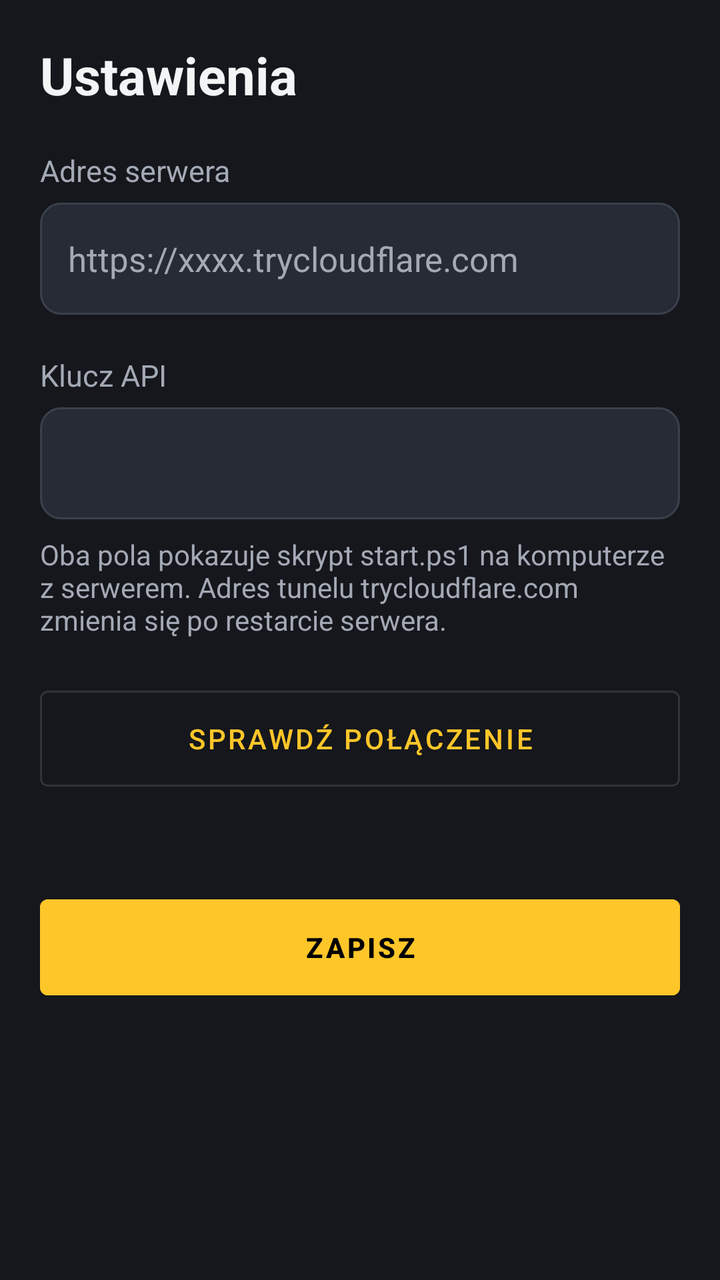
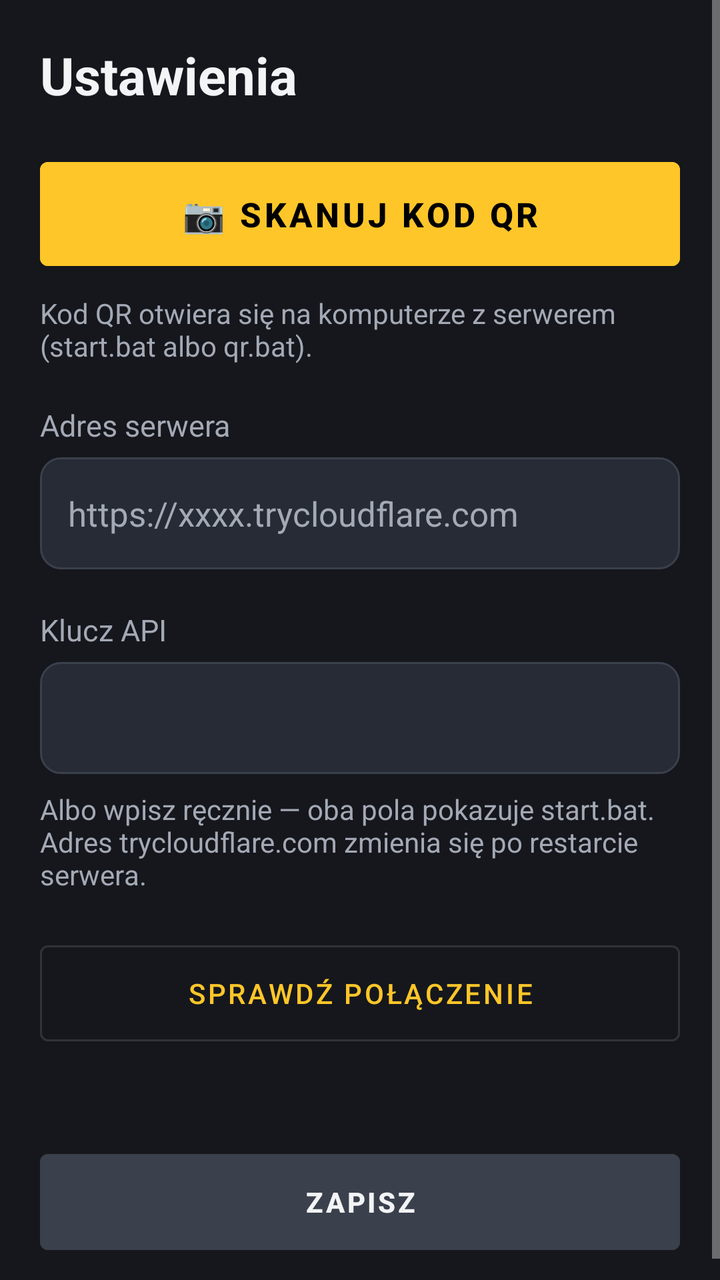

Before-and-after screenshots of an Android layout around one commit, followed by the original layout XML and the change that was made.
<!-- AndroidManifest.xml: application theme Theme.TaxiNav -->
<!-- res/layout/activity_settings.xml -->
<?xml version="1.0" encoding="utf-8"?>
<ScrollView xmlns:android="http://schemas.android.com/apk/res/android"
    android:layout_width="match_parent"
    android:layout_height="match_parent"
    android:background="@color/bg">

    <LinearLayout
        android:layout_width="match_parent"
        android:layout_height="wrap_content"
        android:orientation="vertical"
        android:padding="20dp">

        <TextView
            android:layout_width="wrap_content"
            android:layout_height="wrap_content"
            android:text="@string/settings"
            android:textColor="@color/text"
            android:textSize="26sp"
            android:textStyle="bold" />

        <TextView
            style="@style/Label"
            android:text="@string/server_url" />

        <EditText
            android:id="@+id/serverInput"
            style="@style/Field"
            android:hint="https://xxxx.trycloudflare.com"
            android:inputType="textUri" />

        <TextView
            style="@style/Label"
            android:text="@string/api_key" />

        <EditText
            android:id="@+id/keyInput"
            style="@style/Field"
            android:inputType="textVisiblePassword" />

        <TextView
            android:layout_width="match_parent"
            android:layout_height="wrap_content"
            android:layout_marginTop="8dp"
            android:text="@string/settings_hint"
            android:textColor="@color/text_secondary"
            android:textSize="14sp" />

        <com.google.android.material.button.MaterialButton
            android:id="@+id/testButton"
            style="@style/Widget.MaterialComponents.Button.OutlinedButton"
            android:layout_width="match_parent"
            android:layout_height="60dp"
            android:layout_marginTop="20dp"
            android:text="@string/test_connection" />

        <TextView
            android:id="@+id/testResult"
            android:layout_width="match_parent"
            android:layout_height="wrap_content"
            android:layout_marginTop="8dp"
            android:textColor="@color/text"
            android:textSize="15sp" />

        <com.google.android.material.button.MaterialButton
            android:id="@+id/saveButton"
            android:layout_width="match_parent"
            android:layout_height="60dp"
            android:layout_marginTop="16dp"
            android:backgroundTint="@color/accent"
            android:text="@string/save"
            android:textColor="@android:color/black"
            android:textStyle="bold" />
    </LinearLayout>
</ScrollView>
<!-- resources referenced by this layout -->
<resources>
  <color name="accent">#FFFFC629</color>
  <color name="bg">#FF15171C</color>
  <color name="text">#FFF3F4F6</color>
  <color name="text_secondary">#FFA3A9B5</color>
  <string name="api_key">Klucz API</string>
  <string name="save">Zapisz</string>
  <string name="server_url">Adres serwera</string>
  <string name="settings">Ustawienia</string>
  <string name="settings_hint">Oba pola pokazuje skrypt start.ps1 na komputerze z serwerem. Adres tunelu trycloudflare.com zmienia się po restarcie serwera.</string>
  <string name="test_connection">Sprawdź połączenie</string>
  <style name="Field">
          <item name="android:layout_width">match_parent</item>
          <item name="android:layout_height">56dp</item>
          <item name="android:layout_marginTop">6dp</item>
          <item name="android:background">@drawable/field</item>
          <item name="android:paddingStart">14dp</item>
          <item name="android:paddingEnd">14dp</item>
          <item name="android:textColor">@color/text</item>
          <item name="android:textColorHint">@color/text_secondary</item>
          <item name="android:textSize">17sp</item>
          <item name="android:singleLine">true</item>
      </style>
  <style name="Label">
          <item name="android:layout_width">wrap_content</item>
          <item name="android:layout_height">wrap_content</item>
          <item name="android:layout_marginTop">20dp</item>
          <item name="android:textColor">@color/text_secondary</item>
          <item name="android:textSize">15sp</item>
      </style>
  <style name="Theme.TaxiNav" parent="Theme.MaterialComponents.NoActionBar">
          <item name="colorPrimary">@color/accent</item>
          <item name="colorOnPrimary">@android:color/black</item>
          <item name="colorSecondary">@color/accent</item>
          <item name="android:windowBackground">@color/bg</item>
          <item name="android:statusBarColor">@color/bg</item>
          <item name="android:navigationBarColor">@color/bg</item>
      </style>
  <!-- drawable field (drawable) -->
  <?xml version="1.0" encoding="utf-8"?>
  <shape xmlns:android="http://schemas.android.com/apk/res/android" android:shape="rectangle">
      <solid android:color="#FF262B35" />
      <corners android:radius="10dp" />
      <stroke android:width="1dp" android:color="#FF3A404C" />
  </shape>
</resources>

<!-- the commit's change to res/layout/activity_settings.xml (unified diff, before → after) -->
@@ -17,6 +17,25 @@
             android:textColor="@color/text"
             android:textSize="26sp"
             android:textStyle="bold" />
+
+        <com.google.android.material.button.MaterialButton
+            android:id="@+id/scanButton"
+            android:layout_width="match_parent"
+            android:layout_height="64dp"
+            android:layout_marginTop="20dp"
+            android:backgroundTint="@color/accent"
+            android:text="@string/scan_qr"
+            android:textColor="@android:color/black"
+            android:textSize="17sp"
+            android:textStyle="bold" />
+
+        <TextView
+            android:layout_width="match_parent"
+            android:layout_height="wrap_content"
+            android:layout_marginTop="8dp"
+            android:text="@string/scan_hint"
+            android:textColor="@color/text_secondary"
+            android:textSize="14sp" />
 
         <TextView
             style="@style/Label"
@@ -66,9 +85,9 @@
             android:layout_width="match_parent"
             android:layout_height="60dp"
             android:layout_marginTop="16dp"
-            android:backgroundTint="@color/accent"
+            android:backgroundTint="#FF3A404C"
             android:text="@string/save"
-            android:textColor="@android:color/black"
+            android:textColor="@color/text"
             android:textStyle="bold" />
     </LinearLayout>
 </ScrollView>
<!-- resource entries referenced after the edit -->
@@ -6,9 +6,11 @@
   <color name="text_secondary">#FFA3A9B5</color>
   <string name="api_key">Klucz API</string>
   <string name="save">Zapisz</string>
+  <string name="scan_hint">Kod QR otwiera się na komputerze z serwerem (start.bat albo qr.bat).</string>
+  <string name="scan_qr">📷  SKANUJ KOD QR</string>
   <string name="server_url">Adres serwera</string>
   <string name="settings">Ustawienia</string>
-  <string name="settings_hint">Oba pola pokazuje skrypt start.ps1 na komputerze z serwerem. Adres tunelu trycloudflare.com zmienia się po restarcie serwera.</string>
+  <string name="settings_hint">Albo wpisz ręcznie — oba pola pokazuje start.bat. Adres trycloudflare.com zmienia się po restarcie serwera.</string>
   <string name="test_connection">Sprawdź połączenie</string>
   <style name="Field">
           <item name="android:layout_width">match_parent</item>
